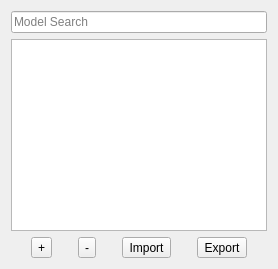
Qt form src/view/ui/model.ui (EinDamian/discrete-choice) before a commit.
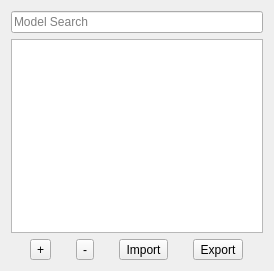
The same form after that commit.

Commit message: Modifying GUI to improve user experience -Added Help Menu - Added tooltips - Changed view options to set thresholds

```diff
--- a/src/view/ui/model.ui
+++ b/src/view/ui/model.ui
@@ -2,6 +2,14 @@
 <ui version="4.0">
  <class>Form</class>
  <widget class="QWidget" name="Form">
+  <property name="geometry">
+   <rect>
+    <x>0</x>
+    <y>0</y>
+    <width>274</width>
+    <height>271</height>
+   </rect>
+  </property>
   <layout class="QVBoxLayout" name="layout_model">
    <item>
     <widget class="QLineEdit" name="search_field">
```
Left out of the diff: 12 changed lines with no effect on the pictures. The commit also changes 3 other files.
